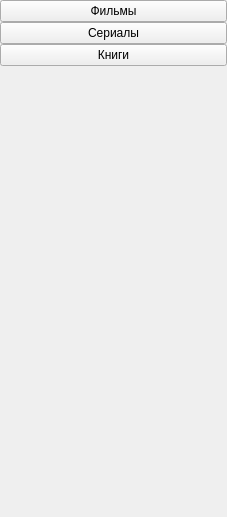
The window that Menu.ui (darkjedi9922/listpad) describes before a commit, drawn with Qt 5.
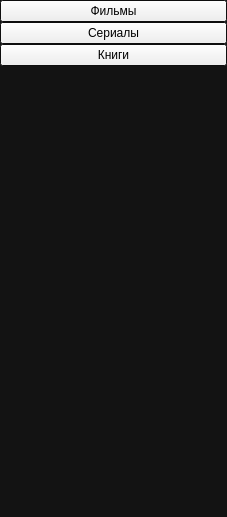
The same window after the commit. Custom widgets are drawn as their Qt base class.

```diff
--- a/Menu.ui
+++ b/Menu.ui
@@ -10,11 +10,75 @@
     <height>517</height>
    </rect>
   </property>
+  <property name="palette">
+   <palette>
+    <active>
+     <colorrole role="Base">
+      <brush brushstyle="SolidPattern">
+       <color alpha="255">
+        <red>51</red>
+        <green>51</green>
+        <blue>51</blue>
+       </color>
+      </brush>
+     </colorrole>
+     <colorrole role="Window">
+      <brush brushstyle="SolidPattern">
+       <color alpha="255">
+        <red>19</red>
+        <green>19</green>
+        <blue>19</blue>
+       </color>
+      </brush>
+     </colorrole>
+    </active>
+    <inactive>
+     <colorrole role="Base">
+      <brush brushstyle="SolidPattern">
+       <color alpha="255">
+        <red>51</red>
+        <green>51</green>
+        <blue>51</blue>
+       </color>
+      </brush>
+     </colorrole>
+     <colorrole role="Window">
+      <brush brushstyle="SolidPattern">
+       <color alpha="255">
+        <red>19</red>
+        <green>19</green>
+        <blue>19</blue>
+       </color>
+      </brush>
+     </colorrole>
+    </inactive>
+    <disabled>
+     <colorrole role="Base">
+      <brush brushstyle="SolidPattern">
+       <color alpha="255">
+        <red>19</red>
+        <green>19</green>
+        <blue>19</blue>
+       </color>
+      </brush>
+     </colorrole>
+     <colorrole role="Window">
+      <brush brushstyle="SolidPattern">
+       <color alpha="255">
+        <red>19</red>
+        <green>19</green>
+        <blue>19</blue>
+       </color>
+      </brush>
+     </colorrole>
+    </disabled>
+   </palette>
+  </property>
   <property name="windowTitle">
    <string>Form</string>
   </property>
   <property name="autoFillBackground">
-   <bool>false</bool>
+   <bool>true</bool>
   </property>
   <layout class="QVBoxLayout" name="verticalLayout">
    <property name="spacing">
```
